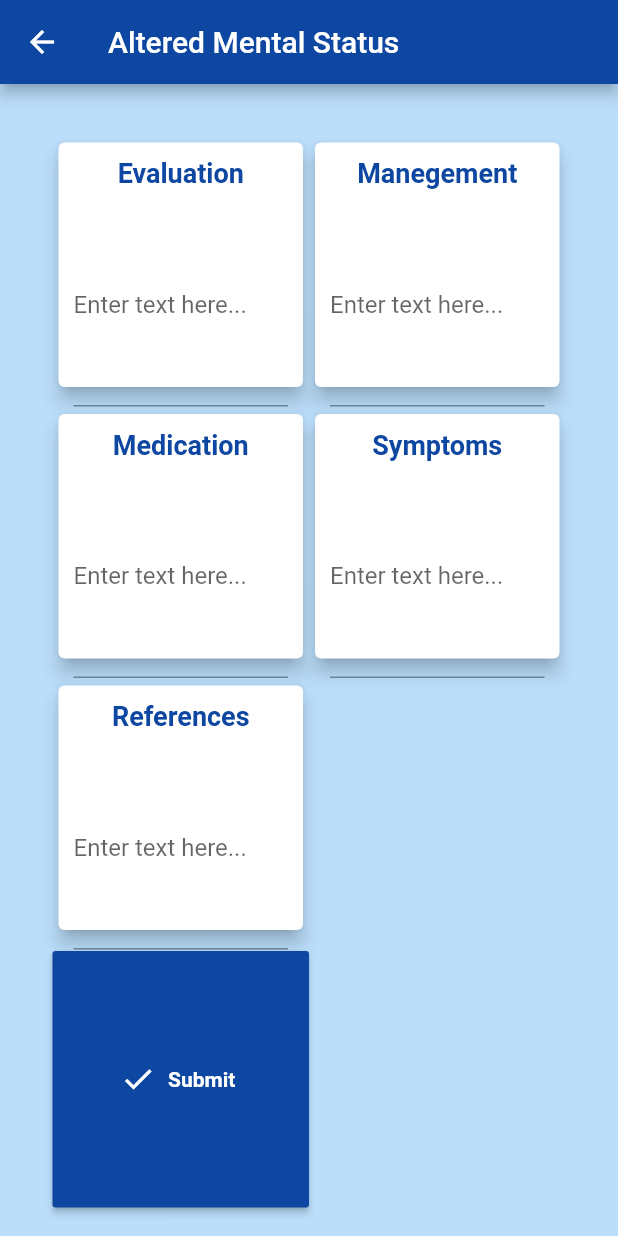
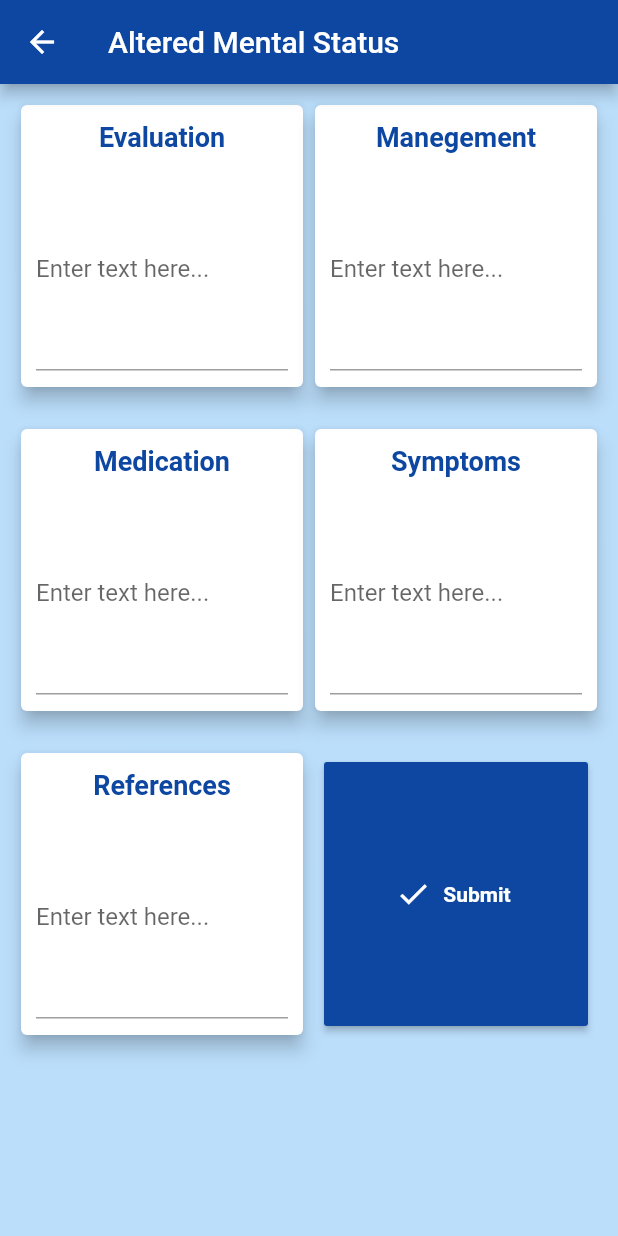
Before and after one commit to hectormiguel1/flutter_playground, a Flutter app: the SubCategoryView screen opened directly with sample values from the repository, after a tap on "Altered Mental Status", on a phone screen of 412 x 824 dp. Run offline on Flutter 3.47's test engine with Material 2 defaults, Android fonts, the phone set to English and light mode, and no system bars; our stand-ins replace flutter_vector_icons, font_awesome_flutter.

Commit message:
Further changes to the styling of the tiles

```diff
--- a/lib/views/evaluation.dart
+++ b/lib/views/evaluation.dart
@@ -23,20 +23,19 @@ class _EvaluationScreenState extends State<EvaluationScreen> {
           title: Text(subCat.name),
         ),
         body: Padding(
-          padding: EdgeInsets.all(15),
+          padding: EdgeInsets.all(5),
           child: GridView.extent(
-              maxCrossAxisExtent: 300,
-              mainAxisSpacing: 10,
-              padding: const EdgeInsets.all(20),
+              maxCrossAxisExtent: 200,
+              mainAxisSpacing: 20,
+              padding: const EdgeInsets.all(5),
               children: [
                 InputCard(subCat, "Evaluation"),
                 InputCard(subCat, "Manegement"),
                 InputCard(subCat, "Medication"),
                 InputCard(subCat, "Symptoms"),
                 InputCard(subCat, "References"),
-                SizedBox(height: 10),
-                SizedBox(
-                    height: 50,
+                Padding(
+                    padding: EdgeInsets.all(10),
                     child: RaisedButton.icon(
                       icon: Icon(Icons.check, color: Colors.white),
                       color: subCat.parent.iconColor,
--- a/lib/views/subcategory.dart
+++ b/lib/views/subcategory.dart
@@ -71,8 +71,8 @@ class _MenuItemsState extends State<MenuItems> {
 
   Widget _buildGrid(int numColumns) {
     return Center(
-        child: GridView.count(
-            crossAxisCount: numColumns,
+        child: GridView.extent(
+            maxCrossAxisExtent: 200,
             padding: const EdgeInsets.all(10),
             children: widget.subCats.map((element) {
               return _buildSubCatButton(element);
```
